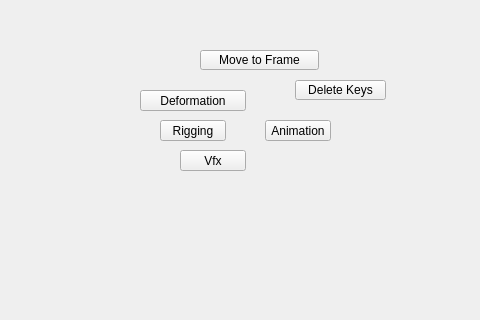
Qt form tentacle/ui/animation#submenu.ui (m3trik/tentacle) before a commit; both pictures show x 0 to 480 and y 170 to 490 of the 600 by 600 pixel window.
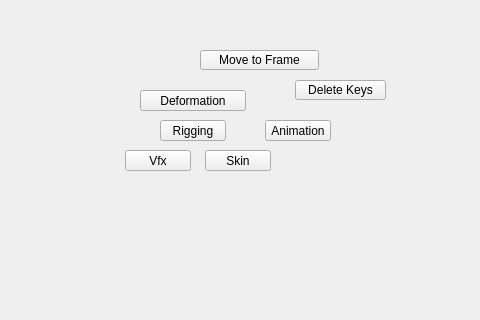
The same form after that commit. Custom widgets are drawn as their Qt base class.

```diff
--- a/tentacle/ui/animation#submenu.ui
+++ b/tentacle/ui/animation#submenu.ui
@@ -87,7 +87,7 @@
    <widget class="QPushButton" name="i024">
     <property name="geometry">
      <rect>
-      <x>180</x>
+      <x>125</x>
       <y>320</y>
       <width>66</width>
       <height>21</height>
@@ -236,6 +236,34 @@
      <bool>true</bool>
     </property>
    </widget>
+   <widget class="QPushButton" name="i025">
+    <property name="geometry">
+     <rect>
+      <x>205</x>
+      <y>320</y>
+      <width>66</width>
+      <height>21</height>
+     </rect>
+    </property>
+    <property name="minimumSize">
+     <size>
+      <width>0</width>
+      <height>21</height>
+     </size>
+    </property>
+    <property name="maximumSize">
+     <size>
+      <width>999</width>
+      <height>21</height>
+     </size>
+    </property>
+    <property name="whatsThis">
+     <string>skin</string>
+    </property>
+    <property name="text">
+     <string>Skin</string>
+    </property>
+   </widget>
   </widget>
  </widget>
  <customwidgets>
```
